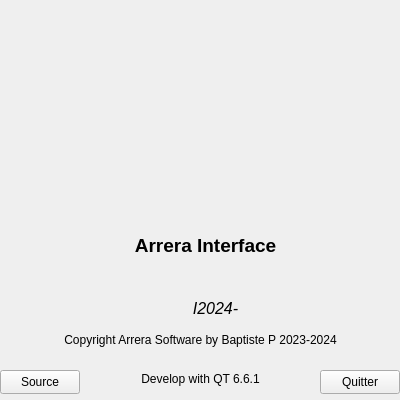
Above: carreraapropos.ui from Arrera-Software/Arrera-Interface before the change. Below: the same form after it.
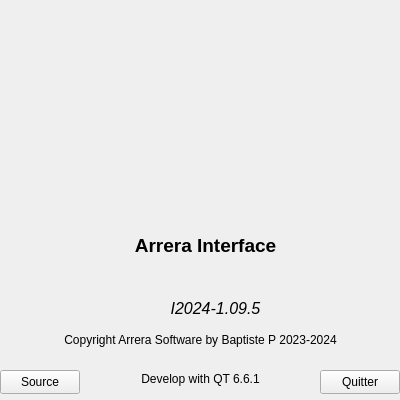
That is the form after the change. Icons and pictures are not drawn.

Commit message: Ajout du numero de version

Diff of the .ui file:
```diff
--- a/carreraapropos.ui
+++ b/carreraapropos.ui
@@ -83,7 +83,7 @@
      </font>
     </property>
     <property name="text">
-     <string>I2024-</string>
+     <string>I2024-1.09.5</string>
     </property>
     <property name="alignment">
      <set>Qt::AlignCenter</set>
```
